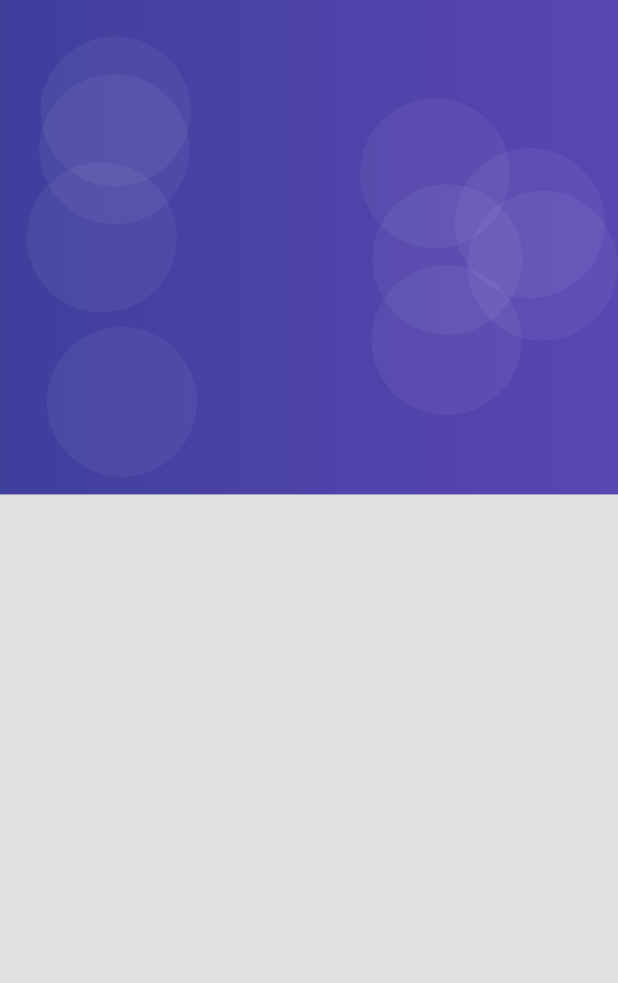
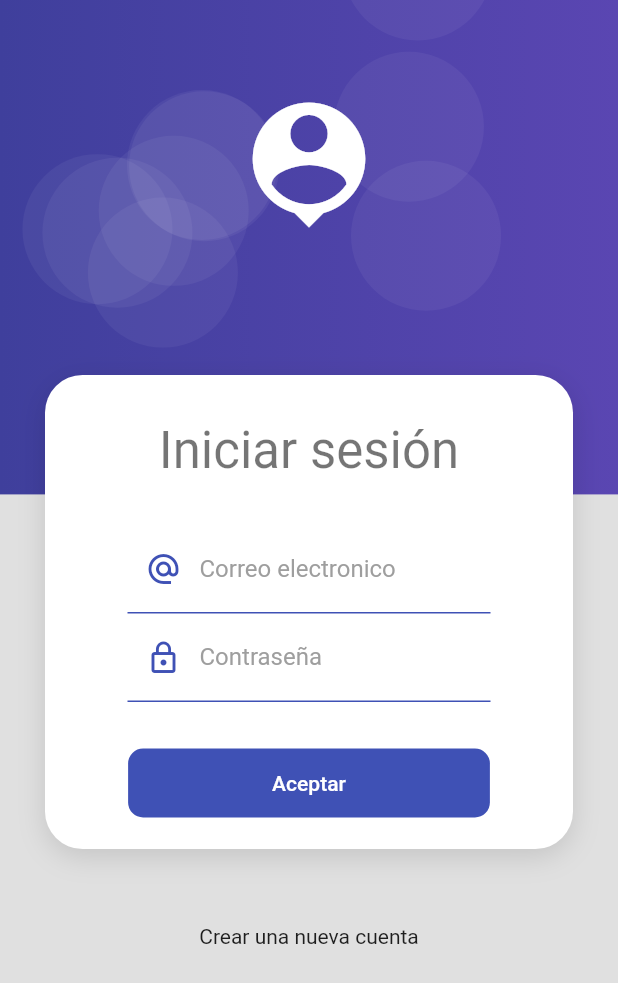
Before and after one commit to alcampospalacios/flutter_products_shop, a Flutter app: the screen it shows after launch, on a phone screen of 412 x 824 dp. Shown: the top 983 px of the screen. Run offline on Flutter 3.47's test engine with Material 2 defaults, Android fonts, the phone set to English and light mode, and no system bars.

Commit message:
[ADD] Added login form

```diff
--- /dev/null
+++ b/lib/src/core/utils/acp-decorations.dart
@@ -0,0 +1,24 @@
+import 'package:flutter/material.dart';
+
+class ACPDecorations {
+  static InputDecoration acpInputDecorationMethod(
+      {required String hintText,
+      required String labelText,
+      IconData? prefixIcon}) {
+    return InputDecoration(
+        enabledBorder: UnderlineInputBorder(
+          borderSide: BorderSide(color: Colors.indigo),
+        ),
+        focusedBorder: UnderlineInputBorder(
+            borderSide: BorderSide(color: Colors.indigo, width: 2)),
+        hintText: hintText,
+        labelText: labelText,
+        labelStyle: TextStyle(color: Colors.grey),
+        prefixIcon: prefixIcon != null
+            ? Icon(
+                prefixIcon,
+                color: Colors.indigo,
+              )
+            : null);
+  }
+}
--- /dev/null
+++ b/lib/src/core/widgets/acp-widgets.dart
@@ -0,0 +1,25 @@
+import 'package:flutter/material.dart';
+
+class CardContainerWidget extends StatelessWidget {
+  final Widget child;
+  const CardContainerWidget({Key? key, required this.child}) : super(key: key);
+
+  @override
+  Widget build(BuildContext context) {
+    return Padding(
+      padding: EdgeInsets.symmetric(horizontal: 30),
+      child: Container(
+        width: double.infinity,
+        padding: EdgeInsets.all(20),
+        decoration: BoxDecoration(
+            color: Colors.white,
+            borderRadius: BorderRadius.circular(25),
+            boxShadow: [
+              BoxShadow(
+                  color: Colors.black12, blurRadius: 15, offset: Offset(0, 5)),
+            ]),
+        child: this.child,
+      ),
+    );
+  }
+}
--- a/lib/src/screens/login/login-screen.dart
+++ b/lib/src/screens/login/login-screen.dart
@@ -1,4 +1,5 @@
 import 'package:flutter/material.dart';
+import 'package:products_app/src/core/widgets/acp-widgets.dart';
 import 'package:products_app/src/screens/login/login-screen.widget.dart';
 
 class LoginScreen extends StatelessWidget {
@@ -6,6 +7,37 @@ class LoginScreen extends StatelessWidget {
 
   @override
   Widget build(BuildContext context) {
-    return Scaffold(body: LoginBackgroundWidget());
+    return Scaffold(
+        body: LoginBackgroundWidget(
+      child: SingleChildScrollView(
+        child: Column(
+          children: [
+            SizedBox(
+              height: 250,
+            ),
+            CardContainerWidget(
+                child: Column(
+              children: [
+                SizedBox(
+                  height: 10,
+                ),
+                Text(
+                  'Iniciar sesión',
+                  style: Theme.of(context).textTheme.headline4,
+                ),
+                SizedBox(
+                  height: 30,
+                ),
+                LoginForm()
+              ],
+            )),
+            SizedBox(
+              height: 50,
+            ),
+            Text('Crear una nueva cuenta'),
+          ],
+        ),
+      ),
+    ));
   }
 }
--- a/lib/src/screens/login/login-screen.widget.dart
+++ b/lib/src/screens/login/login-screen.widget.dart
@@ -1,9 +1,12 @@
 import 'dart:math';
 
 import 'package:flutter/material.dart';
+import 'package:products_app/src/core/utils/acp-decorations.dart';
 
 class LoginBackgroundWidget extends StatelessWidget {
-  const LoginBackgroundWidget({Key? key}) : super(key: key);
+  final Widget child;
+  const LoginBackgroundWidget({Key? key, required this.child})
+      : super(key: key);
 
   @override
   Widget build(BuildContext context) {
@@ -11,9 +14,29 @@ class LoginBackgroundWidget extends StatelessWidget {
       width: double.infinity,
       height: double.infinity,
       child: Stack(
-        children: [_PurpleBox()],
+        children: [_PurpleBox(), _HeaderIcon(), this.child],
       ),
     );
+  }
+}
+
+class _HeaderIcon extends StatelessWidget {
+  const _HeaderIcon({
+    Key? key,
+  }) : super(key: key);
+
+  @override
+  Widget build(BuildContext context) {
+    return SafeArea(
+        child: Container(
+      width: double.infinity,
+      margin: EdgeInsets.only(top: 60),
+      child: Icon(
+        Icons.person_pin,
+        color: Colors.white,
+        size: 100,
+      ),
+    ));
   }
 }
 
@@ -31,6 +54,7 @@ class __PurpleBoxState extends State<_PurpleBox> {
   double? _bottom;
 
   bool canAnimate = true;
+  final random = Random();
 
   @override
   void initState() {
@@ -43,7 +67,6 @@ class __PurpleBoxState extends State<_PurpleBox> {
   @override
   Widget build(BuildContext context) {
     final size = MediaQuery.of(context).size;
-    final random = Random();
 
     return Container(
       width: double.infinity,
@@ -59,7 +82,7 @@ class __PurpleBoxState extends State<_PurpleBox> {
             child: _Bubble(),
             top: _top == null ? 90 : _top! * random.nextDouble(),
             left: _left == null ? 30 : _left! * random.nextDouble(),
-            duration: Duration(seconds: 4),
+            duration: Duration(seconds: 6),
             onEnd: () {
               this.randomPosition(1.5, 2, 1, 1);
               setState(() {});
@@ -69,7 +92,7 @@ class __PurpleBoxState extends State<_PurpleBox> {
             child: _Bubble(),
             top: _top == null ? -40 : _top! * random.nextDouble(),
             left: _left == null ? -30 : _left! * random.nextDouble(),
-            duration: Duration(seconds: 4),
+            duration: Duration(seconds: 6),
             onEnd: () {
               this.randomPosition(-1, 0.8, 1, 1);
               setState(() {});
@@ -79,7 +102,7 @@ class __PurpleBoxState extends State<_PurpleBox> {
             child: _Bubble(),
             top: _top == null ? -50 : _top! * random.nextDouble(),
             right: _right == null ? -20 : _right! * random.nextDouble(),
-            duration: Duration(seconds: 4),
+            duration: Duration(seconds: 6),
             onEnd: () {
               this.randomPosition(1.2, 1, -0.3, 1);
               setState(() {});
@@ -89,7 +112,7 @@ class __PurpleBoxState extends State<_PurpleBox> {
             child: _Bubble(),
             bottom: _bottom == null ? -50 : _bottom! * random.nextDouble(),
             left: _left == null ? 10 : _left! * random.nextDouble(),
-            duration: Duration(seconds: 4),
+            duration: Duration(seconds: 6),
             onEnd: () {
               this.randomPosition(1, 0.3, 1, 1.8);
               setState(() {});
@@ -99,7 +122,7 @@ class __PurpleBoxState extends State<_PurpleBox> {
             child: _Bubble(),
             bottom: _bottom == null ? 120 : _bottom! * random.nextDouble(),
             right: _right == null ? 30 : _right! * random.nextDouble(),
-            duration: Duration(seconds: 4),
+            duration: Duration(seconds: 6),
             onEnd: () {
               this.randomPosition(1, 1, 3, 2.5);
               setState(() {});
@@ -109,7 +132,7 @@ class __PurpleBoxState extends State<_PurpleBox> {
             child: _Bubble(),
             top: _top == null ? 60 : _top! * random.nextDouble(),
             right: _right == null ? 25 : _right! * random.nextDouble(),
-            duration: Duration(seconds: 4),
+            duration: Duration(seconds: 6),
             onEnd: () {
               this.randomPosition(1.3, 1, 1.2, 1);
               setState(() {});
@@ -119,7 +142,7 @@ class __PurpleBoxState extends State<_PurpleBox> {
             child: _Bubble(),
             bottom: _bottom == null ? 10 : _bottom! * random.nextDouble(),
             right: _right == null ? 80 : _right! * random.nextDouble(),
-            duration: Duration(seconds: 4),
+            duration: Duration(seconds: 6),
             onEnd: () {
               this.randomPosition(1, 1, 1.4, 1.5);
               setState(() {});
@@ -129,7 +152,7 @@ class __PurpleBoxState extends State<_PurpleBox> {
             child: _Bubble(),
             top: _top == null ? 120 : _top! * random.nextDouble(),
             left: _left == null ? 30 : _left! * random.nextDouble(),
-            duration: Duration(seconds: 4),
+            duration: Duration(seconds: 6),
             onEnd: () {
               this.randomPosition(2, 2.3, 1, 1);
               setState(() {});
@@ -139,7 +162,7 @@ class __PurpleBoxState extends State<_PurpleBox> {
             child: _Bubble(),
             bottom: _bottom == null ? 70 : _bottom! * random.nextDouble(),
             right: _right == null ? 50 : _right! * random.nextDouble(),
-            duration: Duration(seconds: 4),
+            duration: Duration(seconds: 6),
             onEnd: () {
               this.randomPosition(1, 1, 2, 2.5);
               setState(() {});
@@ -153,10 +176,10 @@ class __PurpleBoxState extends State<_PurpleBox> {
   randomPosition(double t, double l, double r, double b) {
     final random = Random();
 
-    this._top = random.nextInt(400).toDouble() * t;
-    this._left = random.nextInt(400).toDouble() * l;
-    this._right = random.nextInt(400).toDouble() * r;
-    this._bottom = random.nextInt(400).toDouble() * b;
+    this._top = random.nextInt(300).toDouble() * t;
+    this._left = random.nextInt(300).toDouble() * l;
+    this._right = random.nextInt(300).toDouble() * r;
+    this._bottom = random.nextInt(300).toDouble() * b;
   }
 
   Future executeInstruction() {
@@ -179,3 +202,59 @@ class _Bubble extends StatelessWidget {
     );
   }
 }
+
+class LoginForm extends StatelessWidget {
+  const LoginForm({Key? key}) : super(key: key);
+
+  @override
+  Widget build(BuildContext context) {
+    return Container(
+      child: Form(
+        child: Column(
+          children: [
+            Container(
+              padding: EdgeInsets.symmetric(horizontal: 35),
+              child: TextFormField(
+                autocorrect: false,
+                keyboardType: TextInputType.emailAddress,
+                decoration: ACPDecorations.acpInputDecorationMethod(
+                    hintText: 'john.doe@gmail.com',
+                    labelText: 'Correo electronico',
+                    prefixIcon: Icons.alternate_email_sharp),
+              ),
+            ),
+            Container(
+              padding: EdgeInsets.symmetric(horizontal: 35),
+              child: TextFormField(
+                autocorrect: false,
+                obscureText: true,
+                keyboardType: TextInputType.visiblePassword,
+                decoration: ACPDecorations.acpInputDecorationMethod(
+                    hintText: '******',
+                    labelText: 'Contraseña ',
+                    prefixIcon: Icons.lock_outline),
+              ),
+            ),
+            SizedBox(
+              height: 30,
+            ),
+            MaterialButton(
+              shape: RoundedRectangleBorder(
+                  borderRadius: BorderRadius.circular(10)),
+              disabledColor: Colors.grey,
+              elevation: 0,
+              color: Colors.indigo,
+              child: Container(
+                  padding: EdgeInsets.symmetric(horizontal: 80, vertical: 15),
+                  child: Text(
+                    'Aceptar',
+                    style: TextStyle(color: Colors.white),
+                  )),
+              onPressed: () {},
+            )
+          ],
+        ),
+      ),
+    );
+  }
+}
```
